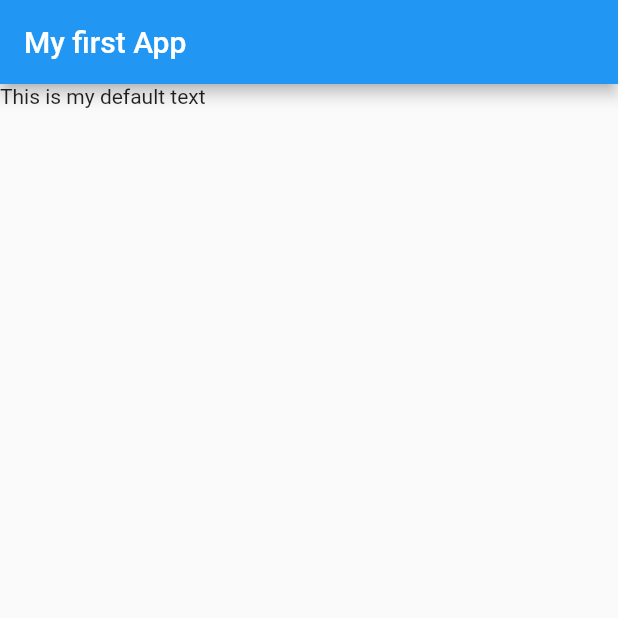
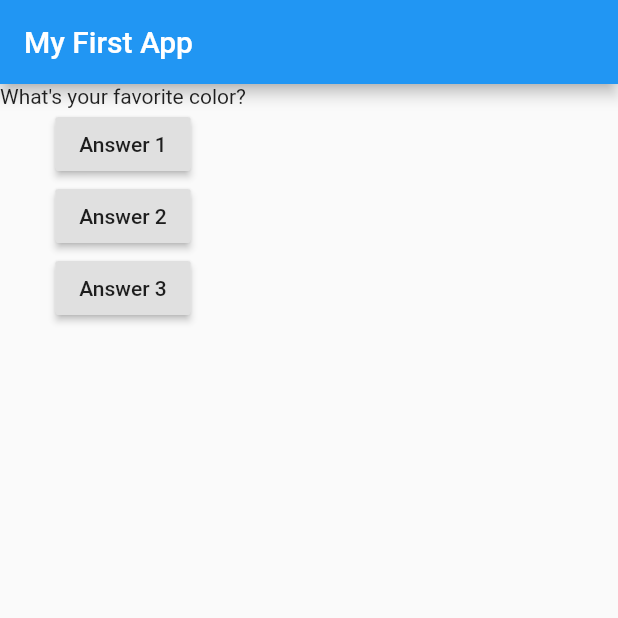
Before and after one commit to jeks0n/flutter-complete-guide, a Flutter app: the screen it shows after launch, on a phone screen of 412 x 824 dp, the top half of it. Run offline on Flutter 3.47's test engine with Material 2 defaults, Android fonts, the phone set to English and light mode, and no system bars.

Commit message:
question component upd

```diff
--- a/lib/main.dart
+++ b/lib/main.dart
@@ -1,16 +1,65 @@
 import 'package:flutter/material.dart';
 
-void main() {
-  runApp(MyApp());
+import './question.dart';
+
+// void main() {
+//   runApp(MyApp());
+// }
+
+void main() => runApp(MyApp());
+
+class MyApp extends StatefulWidget {
+  @override
+  State<StatefulWidget> createState() {
+    // TODO: implement createState
+    return _MyAppState();
+  }
 }
 
-class MyApp extends StatelessWidget {
+class _MyAppState extends State<MyApp> {
+  var _questionIndex = 0;
+
+  void _answerQuestion() {
+    setState(() {
+      _questionIndex = _questionIndex + 1;
+    });
+    print(_questionIndex);
+  }
+
   @override
   Widget build(BuildContext context) {
-    return MaterialApp(home: Scaffold(
-      appBar: AppBar(title: Text('My first App')
-        ,),
-      body: Text('This is my default text'),),
+    var questions = [
+      'What\'s your favorite color?',
+      'What\'s your favorite animal?',
+    ];
+    return MaterialApp(
+      home: Scaffold(
+        appBar: AppBar(
+          title: Text('My First App'),
+        ),
+        body: Column(
+          children: [
+            Question(
+              questions[_questionIndex],
+            ),
+            RaisedButton(
+              child: Text('Answer 1'),
+              onPressed: _answerQuestion,
+            ),
+            RaisedButton(
+              child: Text('Answer 2'),
+              onPressed: () => print('Answer 2 chosen!'),
+            ),
+            RaisedButton(
+              child: Text('Answer 3'),
+              onPressed: () {
+                // ...
+                print('Answer 3 chosen');
+              },
+            ),
+          ],
+        ),
+      ),
     );
   }
 }
--- /dev/null
+++ b/lib/question.dart
@@ -0,0 +1,12 @@
+import 'package:flutter/material.dart';
+
+class Question extends StatelessWidget {
+  final String questionText;
+
+  Question(this.questionText);
+
+  @override
+  Widget build(BuildContext context) {
+    return Text(questionText);
+  }
+}
```
